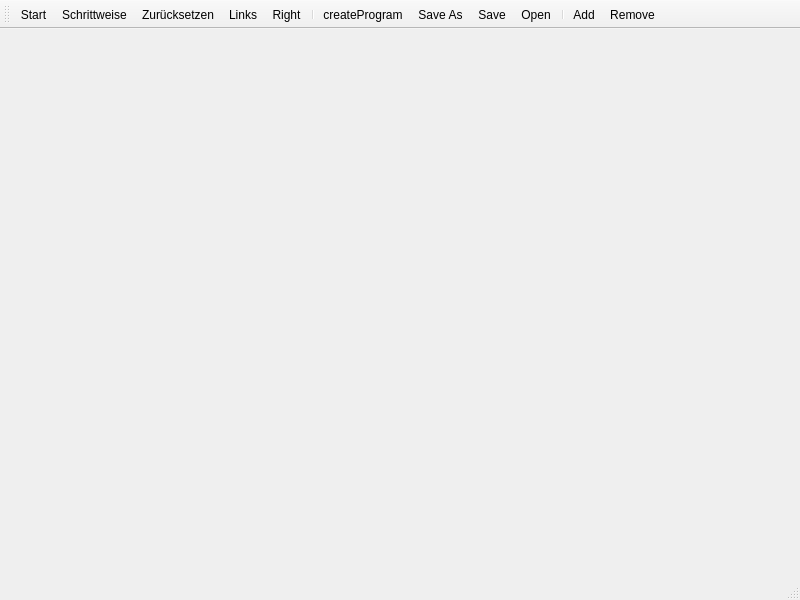
Above: mainwindow.ui from erikspall/turingMaschine before the change. Below: the same form after it.
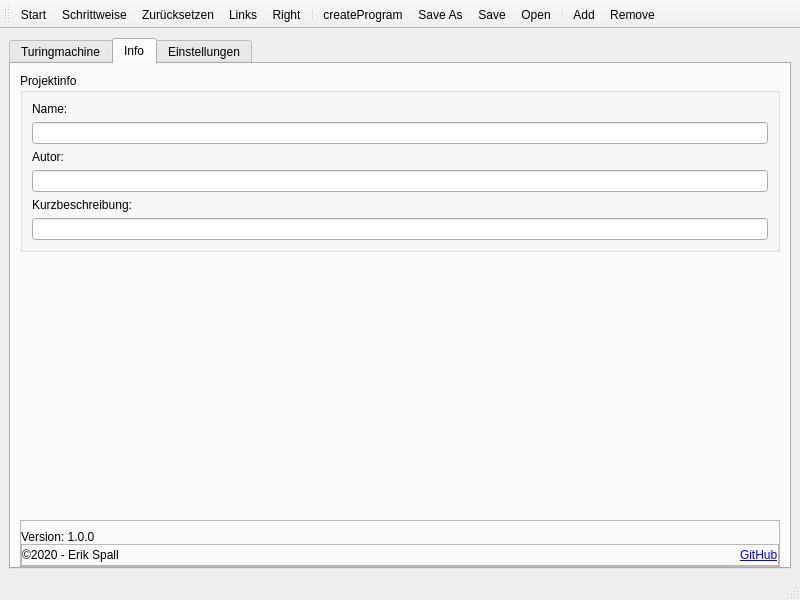
That is the form after the change. Icons and pictures are not drawn.

Commit message:
design "finished"
Implemented TabView and it's tabs

```diff
--- a/mainwindow.ui
+++ b/mainwindow.ui
@@ -13,7 +13,311 @@
   <property name="windowTitle">
    <string>MainWindow</string>
   </property>
-  <widget class="QWidget" name="centralwidget"/>
+  <widget class="QWidget" name="centralwidget">
+   <layout class="QGridLayout" name="gridLayout">
+    <item row="0" column="0">
+     <widget class="QTabWidget" name="tabWidget">
+      <property name="currentIndex">
+       <number>1</number>
+      </property>
+      <widget class="QWidget" name="tabMachine">
+       <attribute name="title">
+        <string>Turingmachine</string>
+       </attribute>
+       <layout class="QVBoxLayout" name="verticalLayout">
+        <item>
+         <widget class="QSplitter" name="splitter">
+          <property name="orientation">
+           <enum>Qt::Horizontal</enum>
+          </property>
+          <property name="handleWidth">
+           <number>5</number>
+          </property>
+          <widget class="QFrame" name="frame">
+           <property name="frameShape">
+            <enum>QFrame::StyledPanel</enum>
+           </property>
+           <property name="frameShadow">
+            <enum>QFrame::Raised</enum>
+           </property>
+           <layout class="QVBoxLayout" name="verticalLayout_2">
+            <property name="spacing">
+             <number>0</number>
+            </property>
+            <property name="leftMargin">
+             <number>0</number>
+            </property>
+            <property name="topMargin">
+             <number>0</number>
+            </property>
+            <property name="rightMargin">
+             <number>0</number>
+            </property>
+            <property name="bottomMargin">
+             <number>0</number>
+            </property>
+            <item>
+             <widget class="QGroupBox" name="groupBoxAlphabet">
+              <property name="title">
+               <string>Alphabet</string>
+              </property>
+              <property name="flat">
+               <bool>false</bool>
+              </property>
+              <property name="checkable">
+               <bool>false</bool>
+              </property>
+              <layout class="QVBoxLayout" name="verticalLayout_3">
+               <item>
+                <widget class="QLineEdit" name="lineEditAlphabet"/>
+               </item>
+               <item>
+                <widget class="QLabel" name="labelAlphabet">
+                 <property name="text">
+                  <string>Alphabet: {}</string>
+                 </property>
+                </widget>
+               </item>
+              </layout>
+             </widget>
+            </item>
+            <item>
+             <widget class="QGroupBox" name="groupBoxInput">
+              <property name="title">
+               <string>Eingabewort</string>
+              </property>
+              <layout class="QVBoxLayout" name="verticalLayout_4">
+               <item>
+                <widget class="QLineEdit" name="lineEditInput"/>
+               </item>
+               <item>
+                <widget class="QLabel" name="labelInput">
+                 <property name="text">
+                  <string/>
+                 </property>
+                </widget>
+               </item>
+              </layout>
+             </widget>
+            </item>
+            <item>
+             <widget class="QGroupBox" name="groupBoxBlank">
+              <property name="title">
+               <string>Leerzeichen</string>
+              </property>
+              <layout class="QVBoxLayout" name="verticalLayout_5">
+               <item>
+                <widget class="QLineEdit" name="lineEditBlank">
+                 <property name="maxLength">
+                  <number>1</number>
+                 </property>
+                </widget>
+               </item>
+               <item>
+                <widget class="QLabel" name="labelBlank">
+                 <property name="text">
+                  <string/>
+                 </property>
+                </widget>
+               </item>
+              </layout>
+             </widget>
+            </item>
+            <item>
+             <spacer name="verticalSpacer">
+              <property name="orientation">
+               <enum>Qt::Vertical</enum>
+              </property>
+              <property name="sizeHint" stdset="0">
+               <size>
+                <width>20</width>
+                <height>40</height>
+               </size>
+              </property>
+             </spacer>
+            </item>
+           </layout>
+          </widget>
+          <widget class="QTableWidget" name="tableWidget"/>
+         </widget>
+        </item>
+       </layout>
+      </widget>
+      <widget class="QWidget" name="tabInfo">
+       <attribute name="title">
+        <string>Info</string>
+       </attribute>
+       <layout class="QVBoxLayout" name="verticalLayout_6">
+        <property name="leftMargin">
+         <number>9</number>
+        </property>
+        <property name="rightMargin">
+         <number>9</number>
+        </property>
+        <property name="bottomMargin">
+         <number>0</number>
+        </property>
+        <item>
+         <widget class="QGroupBox" name="groupBoxInfo">
+          <property name="title">
+           <string>Projektinfo</string>
+          </property>
+          <layout class="QVBoxLayout" name="verticalLayout_7">
+           <item>
+            <widget class="QLabel" name="labelName">
+             <property name="text">
+              <string>Name:</string>
+             </property>
+            </widget>
+           </item>
+           <item>
+            <widget class="QLineEdit" name="lineEditName">
+             <property name="clearButtonEnabled">
+              <bool>false</bool>
+             </property>
+            </widget>
+           </item>
+           <item>
+            <widget class="QLabel" name="labelAuthor">
+             <property name="text">
+              <string>Autor:</string>
+             </property>
+            </widget>
+           </item>
+           <item>
+            <widget class="QLineEdit" name="lineEditAuthor"/>
+           </item>
+           <item>
+            <widget class="QLabel" name="labelDescription">
+             <property name="text">
+              <string>Kurzbeschreibung:</string>
+             </property>
+            </widget>
+           </item>
+           <item>
+            <widget class="QLineEdit" name="lineEditDescription"/>
+           </item>
+          </layout>
+         </widget>
+        </item>
+        <item>
+         <spacer name="verticalSpacer_2">
+          <property name="orientation">
+           <enum>Qt::Vertical</enum>
+          </property>
+          <property name="sizeHint" stdset="0">
+           <size>
+            <width>20</width>
+            <height>40</height>
+           </size>
+          </property>
+         </spacer>
+        </item>
+        <item>
+         <widget class="QFrame" name="frame_2">
+          <property name="frameShape">
+           <enum>QFrame::StyledPanel</enum>
+          </property>
+          <property name="frameShadow">
+           <enum>QFrame::Raised</enum>
+          </property>
+          <layout class="QVBoxLayout" name="verticalLayout_8">
+           <property name="spacing">
+            <number>0</number>
+           </property>
+           <property name="leftMargin">
+            <number>0</number>
+           </property>
+           <property name="rightMargin">
+            <number>0</number>
+           </property>
+           <property name="bottomMargin">
+            <number>0</number>
+           </property>
+           <item>
+            <widget class="QLabel" name="labelVersion">
+             <property name="text">
+              <string>Version: 1.0.0</string>
+             </property>
+            </widget>
+           </item>
+           <item>
+            <widget class="QFrame" name="frame_3">
+             <property name="frameShape">
+              <enum>QFrame::StyledPanel</enum>
+             </property>
+             <property name="frameShadow">
+              <enum>QFrame::Raised</enum>
+             </property>
+             <layout class="QHBoxLayout" name="horizontalLayout">
+              <property name="spacing">
+               <number>0</number>
+              </property>
+              <property name="leftMargin">
+               <number>0</number>
+              </property>
+              <property name="topMargin">
+               <number>0</number>
+              </property>
+              <property name="rightMargin">
+               <number>0</number>
+              </property>
+              <property name="bottomMargin">
+               <number>0</number>
+              </property>
+              <item>
+               <widget class="QLabel" name="labelCopyright">
+                <property name="text">
+                 <string>©2020 - Erik Spall</string>
+                </property>
+               </widget>
+              </item>
+              <item>
+               <spacer name="horizontalSpacer">
+                <property name="orientation">
+                 <enum>Qt::Horizontal</enum>
+                </property>
+                <property name="sizeHint" stdset="0">
+                 <size>
+                  <width>40</width>
+                  <height>20</height>
+                 </size>
+                </property>
+               </spacer>
+              </item>
+              <item>
+               <widget class="QLabel" name="labelGitHub">
+                <property name="text">
+                 <string>&lt;a href=&quot;https://github.com/erikspall/turingMaschine&quot;&gt;GitHub&lt;/a&gt;</string>
+                </property>
+                <property name="textFormat">
+                 <enum>Qt::RichText</enum>
+                </property>
+                <property name="openExternalLinks">
+                 <bool>true</bool>
+                </property>
+                <property name="textInteractionFlags">
+                 <set>Qt::TextBrowserInteraction</set>
+                </property>
+               </widget>
+              </item>
+             </layout>
+            </widget>
+           </item>
+          </layout>
+         </widget>
+        </item>
+       </layout>
+      </widget>
+      <widget class="QWidget" name="tabSettings">
+       <attribute name="title">
+        <string>Einstellungen</string>
+       </attribute>
+      </widget>
+     </widget>
+    </item>
+   </layout>
+  </widget>
   <widget class="QMenuBar" name="menubar">
    <property name="geometry">
     <rect>
```
The commit also changes 1 other file.
